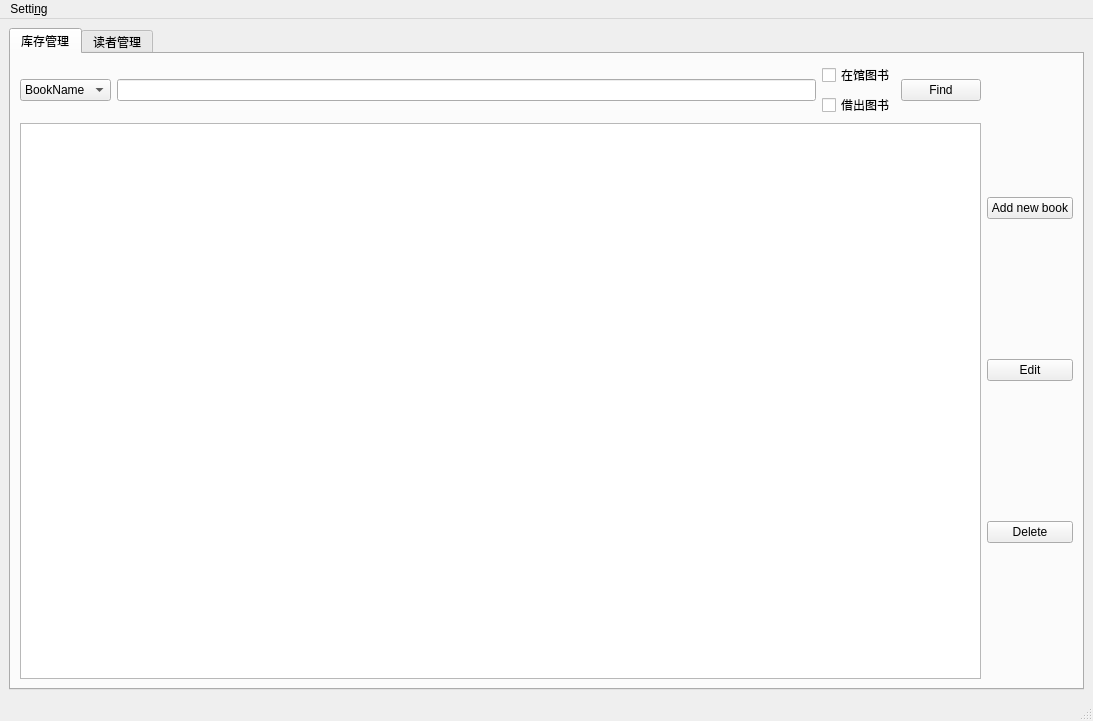
Qt form sourcecode/adminmainwindow.ui (LiuzhouChan/database-Project-with-QT) before a commit.
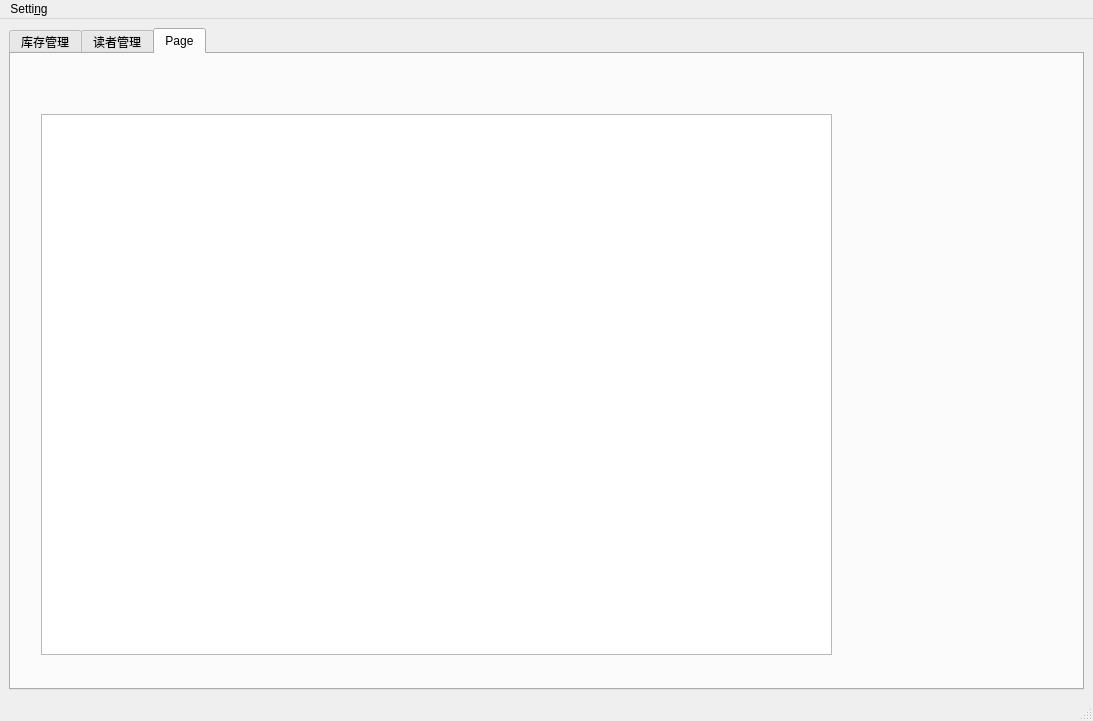
The same form after that commit. The open tabs and pages were chosen to show the change.

The edit to the form file:
```diff
--- a/sourcecode/adminmainwindow.ui
+++ b/sourcecode/adminmainwindow.ui
@@ -204,6 +204,21 @@
         </item>
        </layout>
       </widget>
+      <widget class="QWidget" name="tab_3">
+       <attribute name="title">
+        <string>Page</string>
+       </attribute>
+       <widget class="QTableWidget" name="tableWidget_3">
+        <property name="geometry">
+         <rect>
+          <x>30</x>
+          <y>60</y>
+          <width>791</width>
+          <height>541</height>
+         </rect>
+        </property>
+       </widget>
+      </widget>
      </widget>
     </item>
    </layout>
```
